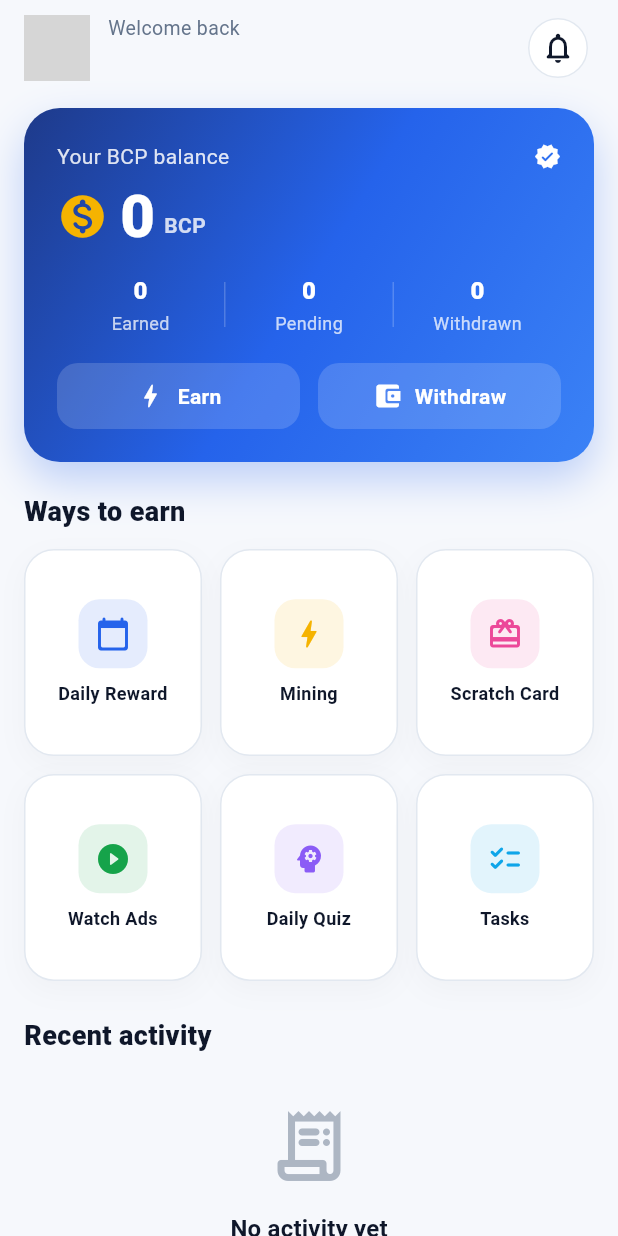
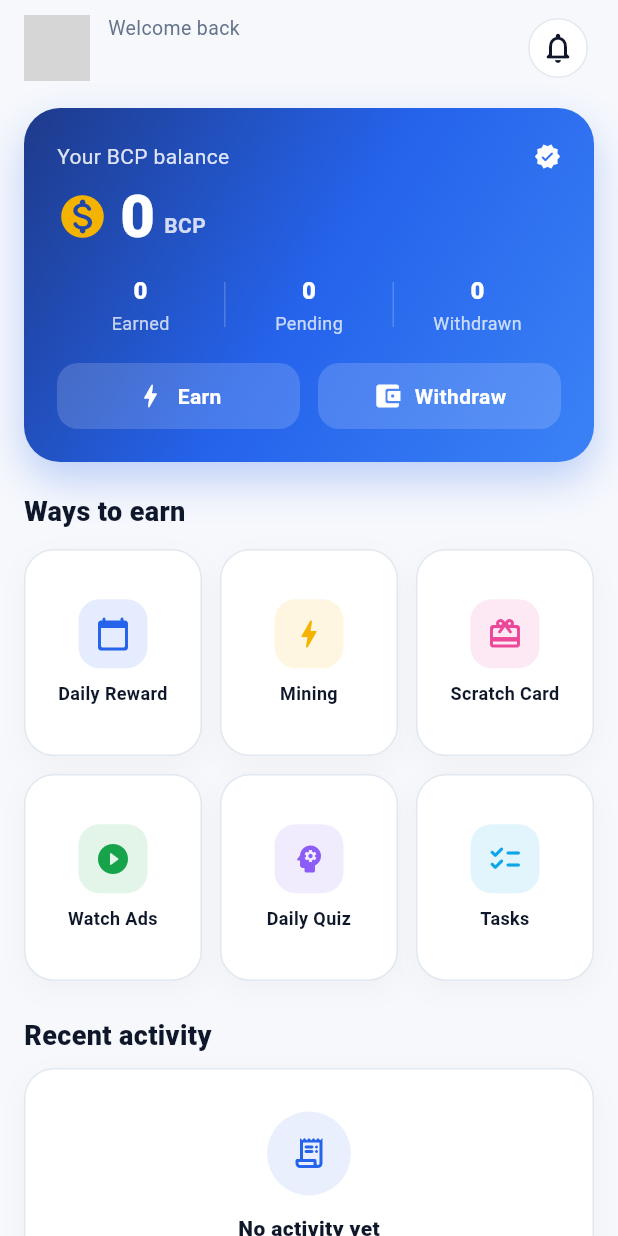
Before and after one commit to SouvikPati11/BlueChipReward-, a Flutter app: the HomeScreen screen opened directly, after a tap on "Earn", on a phone screen of 412 x 824 dp. Run offline on Flutter 3.47's test engine with Material 3 defaults, Android fonts, the phone set to English and light mode, and no system bars; our stand-ins replace flutter_animate, flutter_riverpod, go_router, google_mobile_ads, google_sign_in, share_plus and 2 more; accounts and stored records are empty; network calls fail; grey boxes are pictures that could not be loaded.

Commit message:
Phase B (partial): Android back-button fix + Home loading/recent-activity polish
- app_shell: PopScope so system back from Earn/Wallet/Refer/Profile returns to
  Home instead of exiting the app; only Home performs the default exit. Detail
  screens (context.push) still pop normally.
- common: reusable SkeletonBox shimmer (flutter_animate) for jump-free loading.
- Home: balance hero + recent activity now use skeleton placeholders that
  preserve layout; recent activity is a clean card list with a polished empty
  state and an inline retry on error (no large blank area).

Logo-dependent branding (Phase A) pending the official logo file.

Co-Authored-By: Claude Opus 4.8 <noreply@anthropic.com>
Claude-Session: https://claude.ai/code/session_01NdqTAVCEj1hz3JDHfTrooY

```diff
--- a/app/lib/core/widgets/common.dart
+++ b/app/lib/core/widgets/common.dart
@@ -1,8 +1,34 @@
 import 'package:flutter/material.dart';
+import 'package:flutter_animate/flutter_animate.dart';
 import '../theme/app_colors.dart';
 import 'package:bluechip_rewards/core/theme/app_palette.dart';
 
 /// Small shared building blocks.
+
+/// A shimmering placeholder box used for skeleton loading states so the layout
+/// keeps its dimensions (no UI jump) while data loads.
+class SkeletonBox extends StatelessWidget {
+  final double? width;
+  final double height;
+  final double radius;
+  const SkeletonBox({super.key, this.width, this.height = 14, this.radius = 10});
+
+  @override
+  Widget build(BuildContext context) {
+    return Container(
+      width: width,
+      height: height,
+      decoration: BoxDecoration(
+        color: context.cx.surfaceAlt,
+        borderRadius: BorderRadius.circular(radius),
+      ),
+    )
+        .animate(onPlay: (c) => c.repeat())
+        .shimmer(
+            duration: 1200.ms,
+            color: context.cx.surface.withValues(alpha: .6));
+  }
+}
 
 class SectionCard extends StatelessWidget {
   final Widget child;
--- a/app/lib/features/home/home_screen.dart
+++ b/app/lib/features/home/home_screen.dart
@@ -38,10 +38,9 @@ class HomeScreen extends ConsumerWidget {
               walletAsync.when(
                 data: (w) => BalanceHero(
                     wallet: w, profile: profileAsync.valueOrNull),
-                loading: () => const SizedBox(
-                    height: 220, child: LoadingView()),
+                loading: () => const _BalanceSkeleton(),
                 error: (e, _) => SizedBox(
-                    height: 220,
+                    height: 200,
                     child: ErrorView(
                         error: e,
                         onRetry: () => ref.invalidate(walletProvider))),
@@ -215,6 +214,43 @@ class _EarnGrid extends StatelessWidget {
   }
 }
 
+class _BalanceSkeleton extends StatelessWidget {
+  const _BalanceSkeleton();
+
+  @override
+  Widget build(BuildContext context) {
+    return SectionCard(
+      padding: const EdgeInsets.all(22),
+      child: Column(
+        crossAxisAlignment: CrossAxisAlignment.start,
+        children: const [
+          SkeletonBox(width: 140, height: 14),
+          SizedBox(height: 16),
+          SkeletonBox(width: 200, height: 34, radius: 12),
+          SizedBox(height: 22),
+          Row(
+            children: [
+              Expanded(child: SkeletonBox(height: 34)),
+              SizedBox(width: 12),
+              Expanded(child: SkeletonBox(height: 34)),
+              SizedBox(width: 12),
+              Expanded(child: SkeletonBox(height: 34)),
+            ],
+          ),
+          SizedBox(height: 18),
+          Row(
+            children: [
+              Expanded(child: SkeletonBox(height: 46, radius: 14)),
+              SizedBox(width: 12),
+              Expanded(child: SkeletonBox(height: 46, radius: 14)),
+            ],
+          ),
+        ],
+      ),
+    );
+  }
+}
+
 class _RecentActivity extends ConsumerWidget {
   const _RecentActivity();
 
@@ -222,48 +258,114 @@ class _RecentActivity extends ConsumerWidget {
   Widget build(BuildContext context, WidgetRef ref) {
     final txAsync = ref.watch(transactionsProvider);
     return txAsync.when(
-      loading: () => const Padding(
-          padding: EdgeInsets.all(24), child: LoadingView()),
-      error: (e, _) => const SizedBox.shrink(),
+      loading: () => SectionCard(
+        child: Column(
+          children: [
+            for (var i = 0; i < 4; i++)
+              Padding(
+                padding: EdgeInsets.only(bottom: i == 3 ? 0 : 16),
+                child: Row(
+                  children: const [
+                    SkeletonBox(width: 40, height: 40, radius: 20),
+                    SizedBox(width: 12),
+                    Expanded(
+                      child: Column(
+                        crossAxisAlignment: CrossAxisAlignment.start,
+                        children: [
+                          SkeletonBox(width: 120, height: 12),
+                          SizedBox(height: 8),
+                          SkeletonBox(width: 70, height: 10),
+                        ],
+                      ),
+                    ),
+                    SizedBox(width: 12),
+                    SkeletonBox(width: 44, height: 14),
+                  ],
+                ),
+              ),
+          ],
+        ),
+      ),
+      error: (e, _) => SectionCard(
+        child: Row(
+          children: [
+            const Icon(Icons.cloud_off_rounded,
+                color: AppColors.textSecondary),
+            const SizedBox(width: 12),
+            const Expanded(child: Text('Couldn\'t load recent activity.')),
+            TextButton(
+              onPressed: () => ref.invalidate(transactionsProvider),
+              child: const Text('Retry'),
+            ),
+          ],
+        ),
+      ),
       data: (list) {
         if (list.isEmpty) {
-          return const EmptyView(
-            icon: Icons.receipt_long_rounded,
-            title: 'No activity yet',
-            subtitle: 'Start earning to see your history here.',
+          return SectionCard(
+            padding: const EdgeInsets.symmetric(vertical: 28, horizontal: 18),
+            child: Column(
+              children: [
+                Container(
+                  width: 56,
+                  height: 56,
+                  decoration: BoxDecoration(
+                    color: AppColors.primary.withValues(alpha: .10),
+                    shape: BoxShape.circle,
+                  ),
+                  child: const Icon(Icons.receipt_long_rounded,
+                      color: AppColors.primary),
+                ),
+                const SizedBox(height: 12),
+                const Text('No activity yet',
+                    style: TextStyle(fontWeight: FontWeight.w800)),
+                const SizedBox(height: 4),
+                Text('Complete an earning activity to see it here.',
+                    textAlign: TextAlign.center,
+                    style: TextStyle(color: context.cx.textSecondary)),
+              ],
+            ),
           );
         }
-        return Column(
-          children: [
-            for (final tx in list.take(5))
-              ListTile(
-                contentPadding: EdgeInsets.zero,
-                leading: CircleAvatar(
-                  backgroundColor: (tx.isCredit
-                          ? AppColors.success
-                          : AppColors.danger)
-                      .withValues(alpha: .12),
-                  child: Icon(
-                      tx.isCredit
-                          ? Icons.arrow_downward_rounded
-                          : Icons.arrow_upward_rounded,
-                      color:
-                          tx.isCredit ? AppColors.success : AppColors.danger),
-                ),
-                title: Text(Fmt.txLabel(tx.type),
-                    style: const TextStyle(fontWeight: FontWeight.w700)),
-                subtitle: Text(Fmt.timeAgo(tx.createdAt)),
-                trailing: Text(
-                    '${tx.isCredit ? '+' : ''}${tx.amount}',
-                    style: TextStyle(
-                        fontWeight: FontWeight.w800,
-                        color: tx.isCredit
-                            ? AppColors.success
-                            : AppColors.danger)),
-              ),
-          ],
+        final items = list.take(6).toList();
+        return SectionCard(
+          padding: const EdgeInsets.symmetric(vertical: 6, horizontal: 4),
+          child: Column(
+            children: [
+              for (var i = 0; i < items.length; i++) ...[
+                _ActivityRow(tx: items[i]),
+                if (i != items.length - 1)
+                  Divider(height: 1, color: context.cx.border),
+              ],
+            ],
+          ),
         );
       },
     );
   }
 }
+
+class _ActivityRow extends StatelessWidget {
+  final WalletTransaction tx;
+  const _ActivityRow({required this.tx});
+
+  @override
+  Widget build(BuildContext context) {
+    final color = tx.isCredit ? AppColors.success : AppColors.danger;
+    return ListTile(
+      leading: CircleAvatar(
+        backgroundColor: color.withValues(alpha: .12),
+        child: Icon(
+            tx.isCredit
+                ? Icons.arrow_downward_rounded
+                : Icons.arrow_upward_rounded,
+            color: color),
+      ),
+      title: Text(Fmt.txLabel(tx.type),
+          style: const TextStyle(fontWeight: FontWeight.w700)),
+      subtitle: Text(Fmt.timeAgo(tx.createdAt)),
+      trailing: Text('${tx.isCredit ? '+' : ''}${tx.amount}',
+          style: TextStyle(fontWeight: FontWeight.w800, color: color)),
+    );
+  }
+}
--- a/app/lib/features/shell/app_shell.dart
+++ b/app/lib/features/shell/app_shell.dart
@@ -25,8 +25,17 @@ class AppShell extends StatelessWidget {
   Widget build(BuildContext context) {
     final location = GoRouterState.of(context).matchedLocation;
     final index = _indexFor(location);
+    final onHome = index == 0;
 
-    return Scaffold(
+    // Android system back: from any non-Home tab, go to Home instead of exiting
+    // the app. Only Home allows the default pop (exit). Detail screens are
+    // pushed above the shell and pop normally.
+    return PopScope(
+      canPop: onHome,
+      onPopInvokedWithResult: (didPop, _) {
+        if (!didPop) context.go('/home');
+      },
+      child: Scaffold(
       body: child,
       bottomNavigationBar: NavigationBarTheme(
         data: NavigationBarThemeData(
@@ -64,6 +73,7 @@ class AppShell extends StatelessWidget {
           ],
         ),
       ),
+    ),
     );
   }
 }
```
